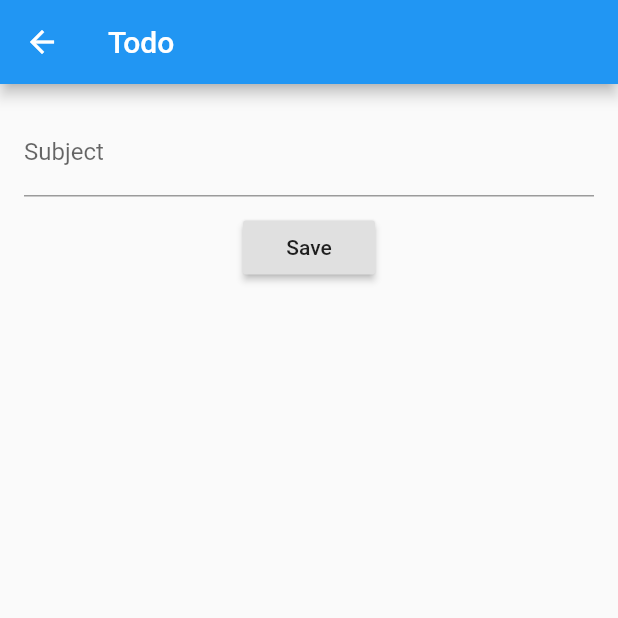
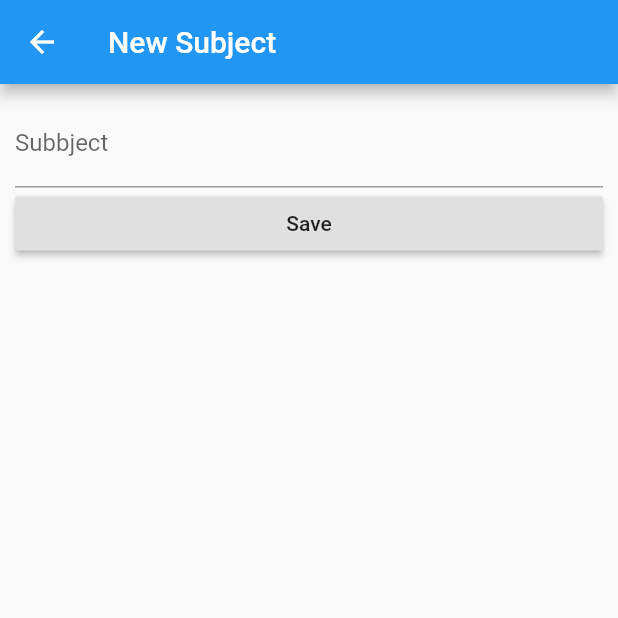
Before and after one commit to khingbmc/flutter_assignment_02, a Flutter app: the screen it shows after launch, after a tap on the "add" icon, on a phone screen of 412 x 824 dp, the top half of it. Run offline on Flutter 3.47's test engine with Material 2 defaults, Android fonts, the phone set to English and light mode, and no system bars; our stand-ins replace sqflite; accounts and stored records are empty.

Commit message:
complete eiei

```diff
--- a/lib/ui/add_screen.dart
+++ b/lib/ui/add_screen.dart
@@ -1,7 +1,5 @@
-import 'package:flutter_assignment_02/Database/DBHelper.dart';
+import 'package:flutter/material.dart';
 import 'package:flutter_assignment_02/Models/todo.dart';
-import 'package:flutter/material.dart';
-import 'package:fluttertoast/fluttertoast.dart';
 
 class TodoAdd extends StatefulWidget{
   @override
@@ -12,68 +10,51 @@ class TodoAdd extends StatefulWidget{
 
 }
 
-
-
-class TodoAddState extends State<StatefulWidget> {
-  Todo todo = new Todo();
-
-  String title;
-  int done;
-
-  final scaffoldKey = new GlobalKey<ScaffoldState>();
-  final formKey = new GlobalKey<FormState>();
+class TodoAddState extends State<StatefulWidget>{
+  final _formkey = GlobalKey<FormState>();
+  TextEditingController subjectTodo = TextEditingController();
+  TodoProvide db = TodoProvide();
 
 
   @override
   Widget build(BuildContext context) {
-    return new Scaffold(
-      key: scaffoldKey,
-      appBar: new AppBar(
-        title: Text("Todo"),
+    // TODO: implement build
+    return Scaffold(
+      appBar: AppBar(
+        title: Text('New Subject'),
       ),
-      body: new Padding(padding: const EdgeInsets.all(16.0),
-      child: new Form(
-        key: formKey,
-        child: new Column(
-          children: <Widget>[
-            TextFormField(
-              keyboardType: TextInputType.text,
-              decoration: new InputDecoration(labelText: "Subject"),
-              validator: (val) => val.length == 0 ? "Please fill subject":null,
-              onSaved: (val) => this.title = val,
-            ),
-            new Container(
-              margin: const EdgeInsets.only(top: 10.0),
-              child: new RaisedButton(
-                onPressed: saveList,
-                child: Text("Save"),
+      body: Padding(
+        padding: const EdgeInsets.all(10.0),
+        child: Form(
+          key: _formkey,
+          child: ListView(
+            children: <Widget>[
+              TextFormField(
+                controller: subjectTodo,
+                decoration: InputDecoration(labelText: 'Subbject'),
+                validator: (value){
+                  if(value.isEmpty) return "Please fill subject";
+                },
               ),
-            )
-          ],
+              RaisedButton(
+                child: Text('Save'),
+                onPressed: () async{
+                  _formkey.currentState.validate();
+                  if (subjectTodo.text.isNotEmpty){
+                    await db.open("todo.db");
+                    Todo todo = Todo();
+                    todo.title = subjectTodo.text;
+                    todo.done = false;
+                    await db.addTodo(todo);
+                    Navigator.pop(context, true);
+                  }
+                },
+              )
+            ],
+          ),
         ),
-      ),),
+      ),
     );
   }
 
-  void startTodoList() {
-  // add Todo list
-
-  }
-
-  void saveList(){
-    if(this.formKey.currentState.validate()){
-      formKey.currentState.save();
-    }else{
-      return null;
-    }
-
-    var todo = Todo();
-    todo.title = title;
-    todo.done = done;
-
-    var dbHelper = DBHelper();
-    dbHelper.addNewTodolist(todo);
-    Fluttertoast.showToast(msg: "Todo was saved", toastLength: Toast.LENGTH_SHORT, backgroundColor: Color(0xFFFFFF), textColor: Color(0x333333));
-  }
-
 }
```
